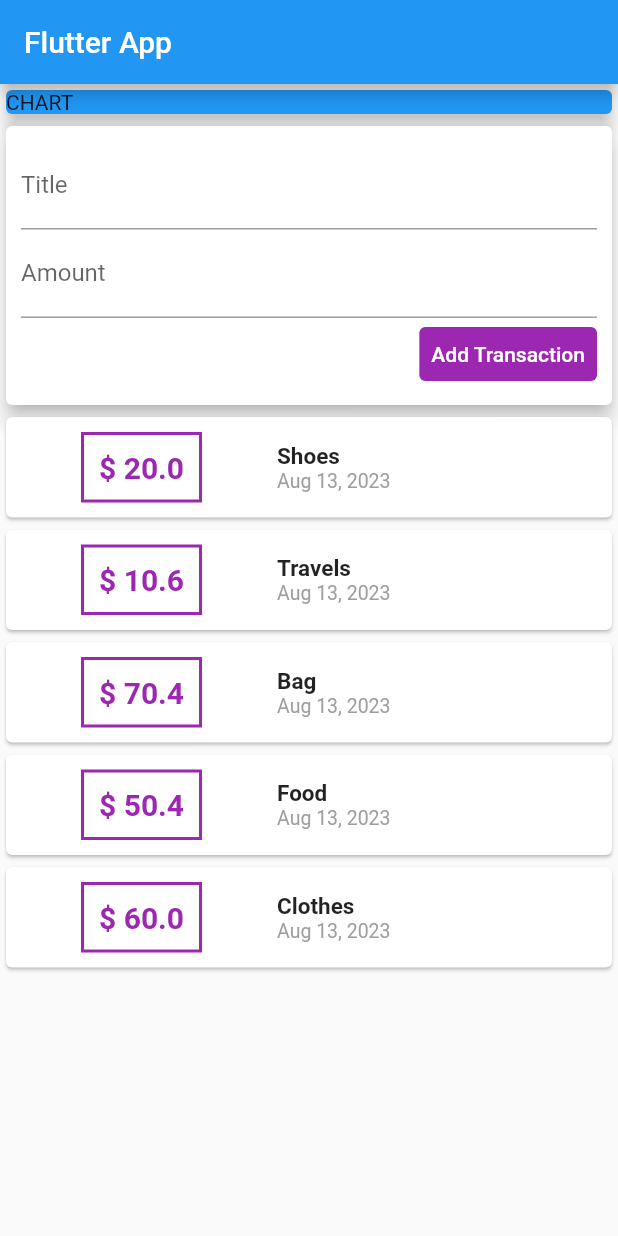
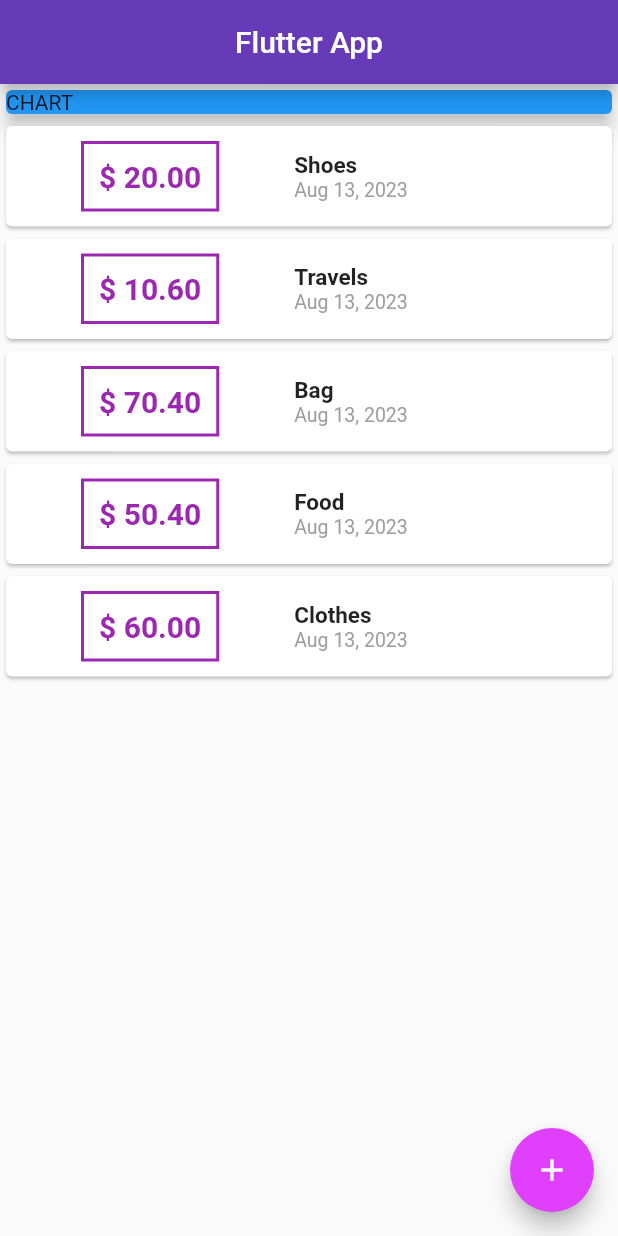
Before and after one commit to balogun14/personal_finance, a Flutter app: the screen it shows after launch, on a phone screen of 412 x 824 dp. Run offline on Flutter 3.47's test engine with Material 2 defaults, Android fonts, the phone set to English and light mode, and no system bars.

Commit message:
added a modal button

```diff
--- a/lib/main.dart
+++ b/lib/main.dart
@@ -1,7 +1,9 @@
 // ignore_for_file: prefer_const_constructors, sized_box_for_whitespace, prefer_const_literals_to_create_immutables, avoid_unnecessary_containers
 
 import 'package:flutter/material.dart';
-import 'package:personal_finance/widgets/usertransaction.dart';
+import 'package:personal_finance/widgets/new_transaction.dart';
+import 'package:personal_finance/widgets/transaction_list.dart';
+import 'modules/transaction.dart';
 
 void main() {
   runApp(const MyApp());
@@ -19,15 +21,48 @@ class MyApp extends StatelessWidget {
   }
 }
 
-class MyHomePage extends StatelessWidget {
+class MyHomePage extends StatefulWidget {
   const MyHomePage({super.key});
 
+  @override
+  State<MyHomePage> createState() => _MyHomePageState();
+}
+
+class _MyHomePageState extends State<MyHomePage> {
+  final List<Transaction> _userTransaction = [
+    Transaction(id: 't1', title: 'Shoes', amount: 20, date: DateTime.now()),
+    Transaction(id: 't2', title: 'Travels', amount: 10.6, date: DateTime.now()),
+    Transaction(id: 't3', title: 'Bag', amount: 70.4, date: DateTime.now()),
+    Transaction(id: 't4', title: 'Food', amount: 50.4, date: DateTime.now()),
+    Transaction(id: 't5', title: 'Clothes', amount: 60, date: DateTime.now()),
+  ];
+  void _addNewTransaction(String title, double amount) {
+    final newTx = Transaction(
+      id: DateTime.now().toString(),
+      title: title,
+      amount: amount,
+      date: DateTime.now(),
+    );
+    setState(() {
+      _userTransaction.add(newTx);
+    });
+    print(title);
+  }
+
+  void _startAddNewTransaction(BuildContext ctx) {
+    showModalBottomSheet(
+        context: ctx,
+        builder: (bCtx) {
+          return NewTransaction(add: _addNewTransaction);
+        });
+  }
 
   @override
   Widget build(BuildContext context) {
     return Scaffold(
       appBar: AppBar(
-          title: const Text('Flutter App'),
+        backgroundColor: Colors.deepPurple,
+        title: Center(child: const Text('Flutter App')),
       ),
       body: SingleChildScrollView(
         scrollDirection: Axis.vertical,
@@ -43,9 +78,18 @@ class MyHomePage extends StatelessWidget {
                 child: Text('CHART'),
               ),
             ),
-              UserTransactions(),
+           TransactionList(userTransaction: _userTransaction)
           ],
         ),
-        ));
+      ),
+      floatingActionButtonLocation: FloatingActionButtonLocation.endFloat,
+      floatingActionButton: FloatingActionButton(
+        onPressed: () =>_startAddNewTransaction(context),
+        backgroundColor: Colors.purpleAccent,
+        child: Icon(
+          Icons.add,
+        ),
+      ),
+    );
   }
 }
--- a/lib/widgets/transaction_list.dart
+++ b/lib/widgets/transaction_list.dart
@@ -22,7 +22,7 @@ class TransactionList extends StatelessWidget {
                     padding: EdgeInsets.all(10),
                     child: Text(
                       // transaction.amount.toString(),
-                      '\$ ${transaction.amount}',
+                      '\$ ${transaction.amount.toStringAsFixed(2)}',
                       style: TextStyle(
                           fontWeight: FontWeight.bold,
                           fontSize: 20,
--- a/lib/widgets/usertransaction.dart
+++ /dev/null
@@ -1,46 +0,0 @@
-import 'package:flutter/material.dart';
-import 'package:personal_finance/widgets/new_transaction.dart';
-import 'package:personal_finance/widgets/transaction_list.dart';
-
-import '../modules/transaction.dart';
-
-class UserTransactions extends StatefulWidget {
-  const UserTransactions({super.key});
-
-  @override
-  State<UserTransactions> createState() => _UserTransactionsState();
-}
-
-class _UserTransactionsState extends State<UserTransactions> {
-  final List<Transaction> _userTransaction = [
-    Transaction(id: 't1', title: 'Shoes', amount: 20, date: DateTime.now()),
-    Transaction(id: 't2', title: 'Travels', amount: 10.6, date: DateTime.now()),
-    Transaction(id: 't3', title: 'Bag', amount: 70.4, date: DateTime.now()),
-    Transaction(id: 't4', title: 'Food', amount: 50.4, date: DateTime.now()),
-    Transaction(id: 't5', title: 'Clothes', amount: 60, date: DateTime.now()),
-  ];
-  void _addNewTransaction(String title, double amount) {
-    final newTx = Transaction(
-      id: DateTime.now().toString(),
-      title: title,
-      amount: amount,
-      date: DateTime.now(),
-    );
-    setState(() {
-      _userTransaction.add(newTx);
-    });
-    print(title);
-  }
-
-  @override
-  Widget build(BuildContext context) {
-    return Column(
-      children: [
-        NewTransaction(
-          add: _addNewTransaction,
-        ),
-        TransactionList(userTransaction: _userTransaction),
-      ],
-    );
-  }
-}
```
Also changed, not shown: lib/widgets/new_transaction.dart (+19 -4 lines). Lines whose indentation alone changed are shown as unchanged.
